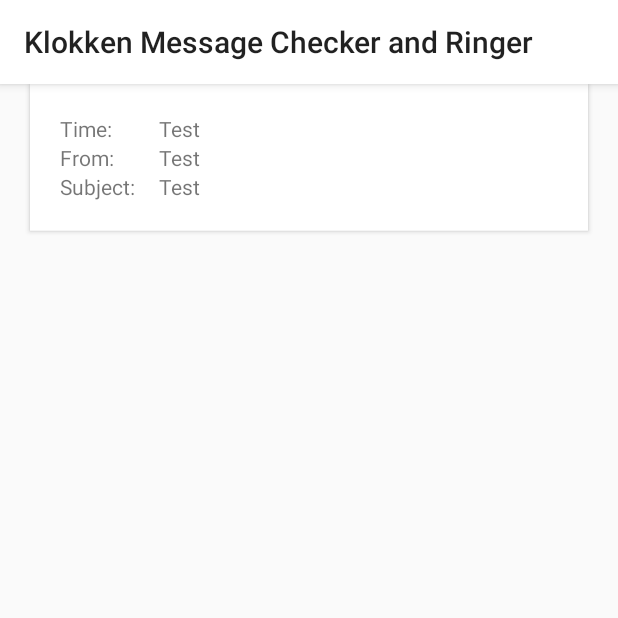
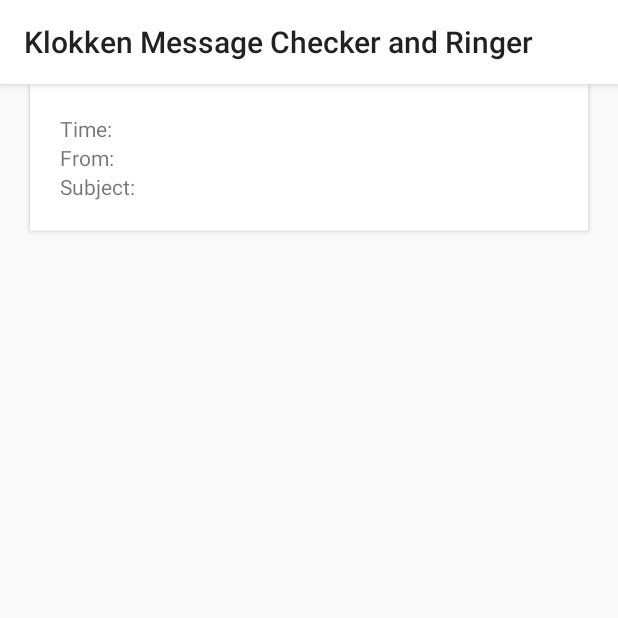
Before and after one commit to tobywoerthle/klokken, an Android app: the fragment AlertListFragment shown on its own in the app's theme, on a phone screen of 412 x 824 dp, the top half of it. Run offline under Robolectric (Android 15) with nearby library versions, the phone set to English and light mode, and no system bars.

Commit message:
Orientation + Alert Occurrence
Orientation: Fix null gmail message, orientation change does not
relaunch activity
Alert Occurrence: If no new messages exist, no alert appears

```diff
--- a/app/src/main/AndroidManifest.xml
+++ b/app/src/main/AndroidManifest.xml
@@ -30,7 +30,8 @@
 
         <activity
             android:name=".MainActivity"
-            android:label="Klokken">
+            android:label="Klokken"
+            android:configChanges="orientation|screenSize">
             <intent-filter>
                 <action android:name="android.intent.action.MAIN" />
                 <category android:name="android.intent.category.LAUNCHER" />
--- a/app/src/main/java/com/klokkenapp/klokken/AlertAcknowledgeDialog.java
+++ b/app/src/main/java/com/klokkenapp/klokken/AlertAcknowledgeDialog.java
@@ -19,6 +19,8 @@
     public AlertAcknowledgeDialog(AlertAudio inAlertAudio) {
         alertAudio = inAlertAudio;
     }
+    //TO DO: fix Constructor to not use arguments
+
 
     //Vibrate or Silent constructor
     public AlertAcknowledgeDialog() {
@@ -33,6 +35,7 @@
                     public void onClick(DialogInterface dialog, int id) {
                         if(alertAudio != null){
                             alertAudio.stopRingAudio();
+                            //// TODO: Do not alert again for this message
                         }
                     }
                 })
--- a/app/src/main/java/com/klokkenapp/klokken/AlertListFragment.java
+++ b/app/src/main/java/com/klokkenapp/klokken/AlertListFragment.java
@@ -25,6 +25,7 @@
         super.onActivityCreated(savedInstanceState);
         mainView = getView();
 
+        if(gmailMessage != null){
             TextView alertListTimeValueText = (TextView) mainView.findViewById(R.id.alertListTimeValue);
             TextView alertListTimeFromText = (TextView) mainView.findViewById(R.id.alertListFromValue);
             TextView alertListTimeSubjectText = (TextView) mainView.findViewById(R.id.alertListSubjectValue);
@@ -33,8 +34,10 @@
             alertListTimeFromText.setText(gmailMessage.getMessageFrom());
             alertListTimeSubjectText.setText(gmailMessage.getMessageSubject());
         }
+    }
 
     public void setGmailMessage(GmailMessage inGmailMessage){
+
         gmailMessage = inGmailMessage;
     }
 
--- a/app/src/main/res/layout/alertlist_view.xml
+++ b/app/src/main/res/layout/alertlist_view.xml
@@ -30,7 +30,7 @@
             android:layout_height="wrap_content"
             android:layout_width="0dp"
             android:layout_weight="0.8"
-            android:text="Test" />
+            android:text="" />
     </LinearLayout>
 
     <LinearLayout
@@ -50,7 +50,7 @@
             android:layout_width="0dp"
             android:layout_height="wrap_content"
             android:layout_weight="0.8"
-            android:text="Test" />
+            android:text="" />
     </LinearLayout>
 
     <LinearLayout
@@ -70,7 +70,7 @@
             android:layout_width="0dp"
             android:layout_height="wrap_content"
             android:layout_weight="0.8"
-            android:text="Test" />
+            android:text="" />
     </LinearLayout>
 
 </LinearLayout>
```
Also changed, not shown: app/src/main/java/com/klokkenapp/klokken/MainActivity.java (+7 -9 lines), 1 other file. Lines whose indentation alone changed are shown as unchanged.
